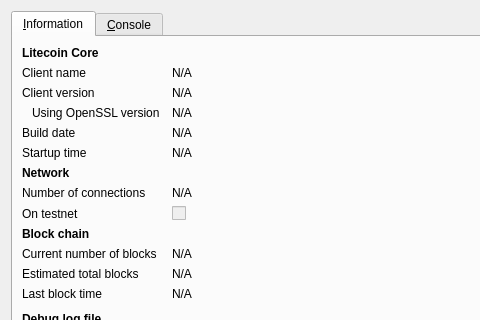
The window that src/qt/forms/rpcconsole.ui (DuckBits/DuckBits) describes before a commit, drawn with Qt 5; both pictures show x 0 to 480 and y 0 to 320 of the 740 by 450 pixel window.
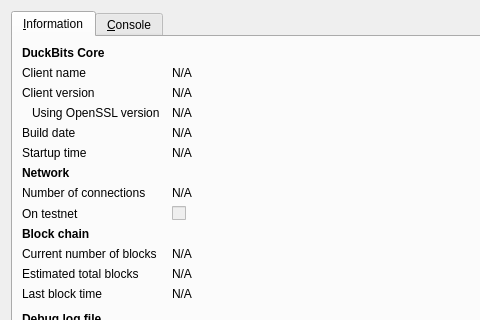
The same window after the commit. Icons and pictures are not drawn.

```diff
--- a/src/qt/forms/rpcconsole.ui
+++ b/src/qt/forms/rpcconsole.ui
@@ -36,7 +36,7 @@
           </font>
          </property>
          <property name="text">
-          <string>Litecoin Core</string>
+          <string>DuckBits Core</string>
          </property>
         </widget>
        </item>
```
Left out of the diff: 6 changed lines with no effect on the pictures.
